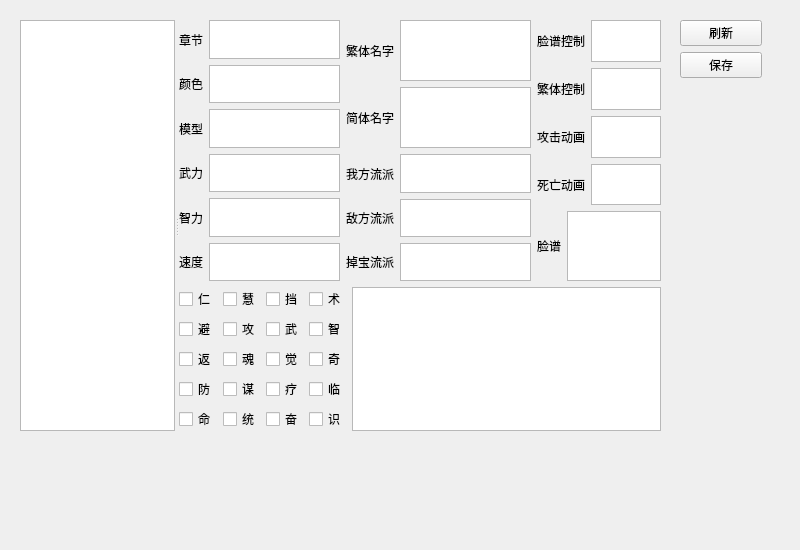
Qt form militarycommander.ui (NTS2R/nts2r_evo_editor) before a commit.
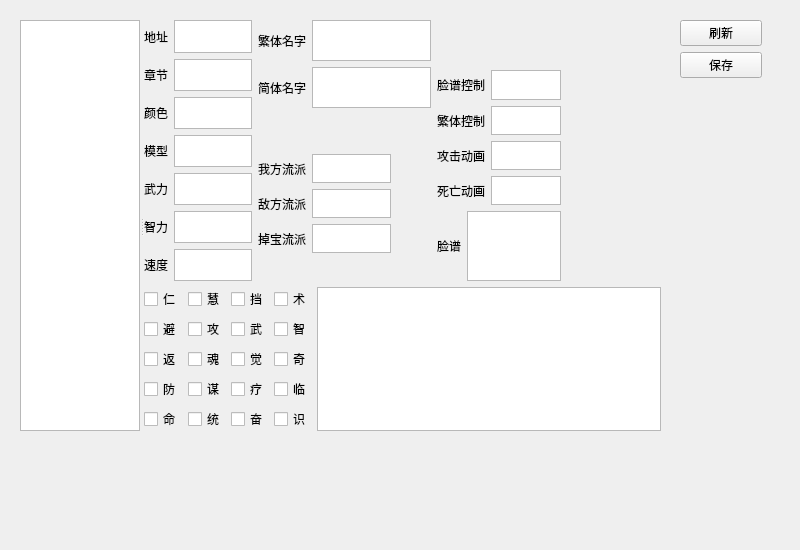
The same form after that commit.

Commit message: Fix skillQi and add dataAddress

What changed in the file:
```diff
--- a/militarycommander.ui
+++ b/militarycommander.ui
@@ -87,19 +87,6 @@
      <item>
       <widget class="QListWidget" name="commanderList"/>
      </item>
-     <item>
-      <spacer name="horizontalSpacer">
-       <property name="orientation">
-        <enum>Qt::Horizontal</enum>
-       </property>
-       <property name="sizeHint" stdset="0">
-        <size>
-         <width>40</width>
-         <height>20</height>
-        </size>
-       </property>
-      </spacer>
-     </item>
     </layout>
    </widget>
    <widget class="QWidget" name="layoutWidget">
@@ -110,65 +97,75 @@
         <layout class="QHBoxLayout" name="horizontalLayout_2">
          <item>
           <layout class="QGridLayout" name="gridLayout">
-           <item row="5" column="0">
+           <item row="6" column="0">
             <widget class="QLabel" name="label_3">
              <property name="text">
               <string>速度</string>
              </property>
             </widget>
            </item>
-           <item row="0" column="0">
-            <widget class="QLabel" name="label_5">
-             <property name="text">
-              <string>章节</string>
-             </property>
-            </widget>
-           </item>
-           <item row="1" column="1">
-            <widget class="QTextEdit" name="colorText"/>
-           </item>
-           <item row="1" column="0">
-            <widget class="QLabel" name="label_4">
-             <property name="text">
-              <string>颜色</string>
-             </property>
-            </widget>
-           </item>
-           <item row="2" column="0">
+           <item row="3" column="0">
             <widget class="QLabel" name="label_6">
              <property name="text">
               <string>模型</string>
              </property>
             </widget>
            </item>
-           <item row="0" column="1">
-            <widget class="QTextEdit" name="chapterText"/>
-           </item>
            <item row="5" column="1">
-            <widget class="QTextEdit" name="suduText"/>
-           </item>
-           <item row="2" column="1">
-            <widget class="QTextEdit" name="modelText"/>
-           </item>
-           <item row="3" column="0">
-            <widget class="QLabel" name="label">
-             <property name="text">
-              <string>武力</string>
-             </property>
-            </widget>
-           </item>
-           <item row="4" column="1">
             <widget class="QTextEdit" name="zhiliText"/>
            </item>
+           <item row="4" column="1">
+            <widget class="QTextEdit" name="wuliText"/>
+           </item>
            <item row="4" column="0">
+            <widget class="QLabel" name="label">
+             <property name="text">
+              <string>武力</string>
+             </property>
+            </widget>
+           </item>
+           <item row="3" column="1">
+            <widget class="QTextEdit" name="modelText"/>
+           </item>
+           <item row="1" column="0">
+            <widget class="QLabel" name="label_5">
+             <property name="text">
+              <string>章节</string>
+             </property>
+            </widget>
+           </item>
+           <item row="2" column="1">
+            <widget class="QTextEdit" name="colorText"/>
+           </item>
+           <item row="0" column="1">
+            <widget class="QPlainTextEdit" name="dataAddressPlainTextEdit"/>
+           </item>
+           <item row="6" column="1">
+            <widget class="QTextEdit" name="suduText"/>
+           </item>
+           <item row="0" column="0">
+            <widget class="QLabel" name="label_17">
+             <property name="text">
+              <string>地址</string>
+             </property>
+            </widget>
+           </item>
+           <item row="2" column="0">
+            <widget class="QLabel" name="label_4">
+             <property name="text">
+              <string>颜色</string>
+             </property>
+            </widget>
+           </item>
+           <item row="5" column="0">
             <widget class="QLabel" name="label_2">
              <property name="text">
               <string>智力</string>
              </property>
             </widget>
            </item>
-           <item row="3" column="1">
-            <widget class="QTextEdit" name="wuliText"/>
+           <item row="1" column="1">
+            <widget class="QTextEdit" name="chapterText"/>
            </item>
           </layout>
          </item>
@@ -182,13 +179,6 @@
              <item row="1" column="1">
               <widget class="QTextEdit" name="simpliedNameText"/>
              </item>
-             <item row="1" column="0">
-              <widget class="QLabel" name="label_8">
-               <property name="text">
-                <string>简体名字</string>
-               </property>
-              </widget>
-             </item>
              <item row="0" column="0">
               <widget class="QLabel" name="label_7">
                <property name="text">
@@ -196,23 +186,33 @@
                </property>
               </widget>
              </item>
+             <item row="1" column="0">
+              <widget class="QLabel" name="label_8">
+               <property name="text">
+                <string>简体名字</string>
+               </property>
+              </widget>
+             </item>
+             <item row="2" column="1">
+              <spacer name="verticalSpacer_2">
+               <property name="orientation">
+                <enum>Qt::Vertical</enum>
+               </property>
+               <property name="sizeType">
+                <enum>QSizePolicy::Fixed</enum>
+               </property>
+               <property name="sizeHint" stdset="0">
+                <size>
+                 <width>20</width>
+                 <height>40</height>
+                </size>
+               </property>
+              </spacer>
+             </item>
             </layout>
            </item>
            <item>
             <layout class="QGridLayout" name="gridLayout_2">
-             <item row="1" column="1">
-              <widget class="QPlainTextEdit" name="difangliupaiText"/>
-             </item>
-             <item row="2" column="1">
-              <widget class="QPlainTextEdit" name="diaobaoliupaiText"/>
-             </item>
-             <item row="0" column="0">
-              <widget class="QLabel" name="label_9">
-               <property name="text">
-                <string>我方流派</string>
-               </property>
-              </widget>
-             </item>
              <item row="2" column="0">
               <widget class="QLabel" name="label_11">
                <property name="text">
@@ -220,9 +220,31 @@
                </property>
               </widget>
              </item>
+             <item row="2" column="1">
+              <widget class="QPlainTextEdit" name="diaobaoliupaiText"/>
+             </item>
+             <item row="1" column="1">
+              <widget class="QPlainTextEdit" name="difangliupaiText"/>
+             </item>
              <item row="0" column="1">
               <widget class="QPlainTextEdit" name="wofangliupaiText"/>
              </item>
+             <item row="0" column="2">
+              <spacer name="horizontalSpacer_3">
+               <property name="orientation">
+                <enum>Qt::Horizontal</enum>
+               </property>
+               <property name="sizeType">
+                <enum>QSizePolicy::Fixed</enum>
+               </property>
+               <property name="sizeHint" stdset="0">
+                <size>
+                 <width>40</width>
+                 <height>20</height>
+                </size>
+               </property>
+              </spacer>
+             </item>
              <item row="1" column="0">
               <widget class="QLabel" name="label_10">
                <property name="text">
@@ -230,6 +252,29 @@
                </property>
               </widget>
              </item>
+             <item row="0" column="0">
+              <widget class="QLabel" name="label_9">
+               <property name="text">
+                <string>我方流派</string>
+               </property>
+              </widget>
+             </item>
+             <item row="3" column="1">
+              <spacer name="verticalSpacer_3">
+               <property name="orientation">
+                <enum>Qt::Vertical</enum>
+               </property>
+               <property name="sizeType">
+                <enum>QSizePolicy::Fixed</enum>
+               </property>
+               <property name="sizeHint" stdset="0">
+                <size>
+                 <width>20</width>
+                 <height>40</height>
+                </size>
+               </property>
+              </spacer>
+             </item>
             </layout>
            </item>
           </layout>
@@ -238,6 +283,22 @@
        </item>
        <item>
         <layout class="QVBoxLayout" name="verticalLayout_2">
+         <item>
+          <spacer name="verticalSpacer_4">
+           <property name="orientation">
+            <enum>Qt::Vertical</enum>
+           </property>
+           <property name="sizeType">
+            <enum>QSizePolicy::MinimumExpanding</enum>
+           </property>
+           <property name="sizeHint" stdset="0">
+            <size>
+             <width>20</width>
+             <height>50</height>
+            </size>
+           </property>
+          </spacer>
+         </item>
          <item>
           <layout class="QGridLayout" name="gridLayout_5">
            <item row="2" column="0">
@@ -247,12 +308,19 @@
              </property>
             </widget>
            </item>
-           <item row="1" column="1">
-            <widget class="QPlainTextEdit" name="chtNameControlText"/>
-           </item>
            <item row="0" column="1">
             <widget class="QPlainTextEdit" name="faceControlText"/>
            </item>
+           <item row="3" column="0">
+            <widget class="QLabel" name="label_16">
+             <property name="text">
+              <string>死亡动画</string>
+             </property>
+            </widget>
+           </item>
+           <item row="3" column="1">
+            <widget class="QTextEdit" name="deadAnimationTextEdit"/>
+           </item>
            <item row="0" column="0">
             <widget class="QLabel" name="label_13">
              <property name="text">
@@ -260,6 +328,9 @@
              </property>
             </widget>
            </item>
+           <item row="1" column="1">
+            <widget class="QPlainTextEdit" name="chtNameControlText"/>
+           </item>
            <item row="1" column="0">
             <widget class="QLabel" name="label_14">
              <property name="text">
@@ -267,18 +338,21 @@
              </property>
             </widget>
            </item>
-           <item row="3" column="0">
-            <widget class="QLabel" name="label_16">
-             <property name="text">
-              <string>死亡动画</string>
-             </property>
-            </widget>
-           </item>
            <item row="2" column="1">
             <widget class="QTextEdit" name="attackAnimationTextEdit"/>
            </item>
-           <item row="3" column="1">
-            <widget class="QTextEdit" name="deadAnimationTextEdit"/>
+           <item row="0" column="2">
+            <spacer name="horizontalSpacer">
+             <property name="orientation">
+              <enum>Qt::Horizontal</enum>
+             </property>
+             <property name="sizeHint" stdset="0">
+              <size>
+               <width>40</width>
+               <height>20</height>
+              </size>
+             </property>
+            </spacer>
            </item>
           </layout>
          </item>
@@ -298,6 +372,22 @@
          </item>
         </layout>
        </item>
+       <item>
+        <spacer name="horizontalSpacer_2">
+         <property name="orientation">
+          <enum>Qt::Horizontal</enum>
+         </property>
+         <property name="sizeType">
+          <enum>QSizePolicy::Minimum</enum>
+         </property>
+         <property name="sizeHint" stdset="0">
+          <size>
+           <width>100</width>
+           <height>20</height>
+          </size>
+         </property>
+        </spacer>
+       </item>
       </layout>
      </item>
      <item>
```
The commit also changes 4 other files.
